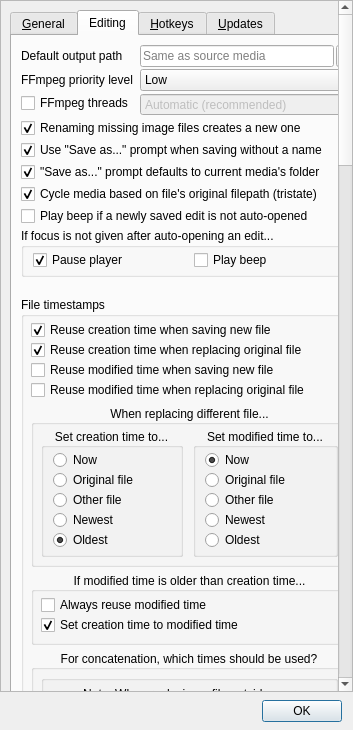
This is bin/window_settings.ui in thisismy-github/pyplayer as Qt 5 draws it before an edit. The edited form follows.
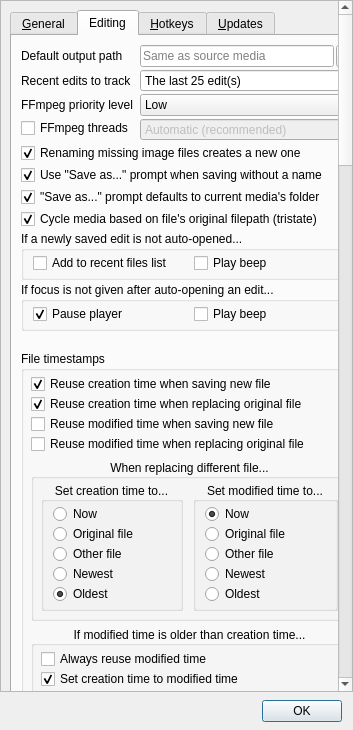
This is the edited form. The open tabs and pages were chosen to show the change. Custom widgets are drawn as their Qt base class.

Commit message: `self.recent_edits`, improved edit context menu

```diff
--- a/bin/window_settings.ui
+++ b/bin/window_settings.ui
@@ -3531,7 +3531,7 @@
                </item>
               </layout>
              </item>
-             <item row="1" column="0">
+             <item row="2" column="0">
               <widget class="QLabel" name="label_14">
                <property name="toolTip">
                 <string notr="true">What priority level FFmpeg processes should have while running.
@@ -3562,7 +3562,7 @@
                </property>
               </widget>
              </item>
-             <item row="1" column="1">
+             <item row="2" column="1">
               <widget class="QComboBox" name="comboFFmpegPriority">
                <property name="toolTip">
                 <string>What priority level FFmpeg processes should have while running.
@@ -3618,7 +3618,7 @@
                </item>
               </widget>
              </item>
-             <item row="2" column="0">
+             <item row="3" column="0">
               <widget class="QCheckBox" name="checkFFmpegThreadOverride">
                <property name="minimumSize">
                 <size>
@@ -3637,7 +3637,7 @@
                </property>
               </widget>
              </item>
-             <item row="2" column="1">
+             <item row="3" column="1">
               <widget class="QSpinBox" name="spinFFmpegThreads">
                <property name="enabled">
                 <bool>false</bool>
@@ -3665,7 +3665,7 @@
                </property>
               </widget>
              </item>
-             <item row="3" column="0" colspan="2">
+             <item row="4" column="0" colspan="2">
               <widget class="QCheckBox" name="checkRenameMissingImages">
                <property name="toolTip">
                 <string>If checked, renaming an image file that doesn't
@@ -3683,7 +3683,7 @@
                </property>
               </widget>
              </item>
-             <item row="4" column="0" colspan="2">
+             <item row="5" column="0" colspan="2">
               <widget class="QCheckBox" name="checkSaveAsForceOnNoName">
                <property name="toolTip">
                 <string>If checked, saving an edit with no name specified in the
@@ -3701,7 +3701,7 @@
                </property>
               </widget>
              </item>
-             <item row="5" column="0" colspan="2">
+             <item row="6" column="0" colspan="2">
               <widget class="QCheckBox" name="checkSaveAsUseMediaFolder">
                <property name="toolTip">
                 <string>If checked, the &quot;Save as...&quot; prompt will default to the current
@@ -3716,7 +3716,7 @@
                </property>
               </widget>
              </item>
-             <item row="6" column="0" colspan="2">
+             <item row="7" column="0" colspan="2">
               <widget class="QCheckBox" name="checkCycleRememberOriginalPath">
                <property name="toolTip">
                 <string>Tristate:
@@ -3743,6 +3743,49 @@
               </widget>
              </item>
              <item row="8" column="0" colspan="2">
+              <widget class="QGroupBox" name="groupBox_11">
+               <property name="title">
+                <string>If a newly saved edit is not auto-opened...</string>
+               </property>
+               <layout class="QHBoxLayout" name="horizontalLayout_53">
+                <property name="spacing">
+                 <number>0</number>
+                </property>
+                <property name="topMargin">
+                 <number>2</number>
+                </property>
+                <property name="rightMargin">
+                 <number>0</number>
+                </property>
+                <property name="bottomMargin">
+                 <number>4</number>
+                </property>
+                <item>
+                 <widget class="QCheckBox" name="checkEditOpenRejectedAddToRecents">
+                  <property name="toolTip">
+                   <string>If checked, edits that do not automatically open after finishing will
+instead add themselves to your recent files list for easy access.</string>
+                  </property>
+                  <property name="text">
+                   <string>Add to recent files list</string>
+                  </property>
+                 </widget>
+                </item>
+                <item>
+                 <widget class="QCheckBox" name="checkEditOpenRejectedBeep">
+                  <property name="toolTip">
+                   <string>If checked, a notification sound will play if an
+edit finishes but is not automatically opened.</string>
+                  </property>
+                  <property name="text">
+                   <string>Play beep</string>
+                  </property>
+                 </widget>
+                </item>
+               </layout>
+              </widget>
+             </item>
+             <item row="9" column="0" colspan="2">
               <widget class="QGroupBox" name="groupBox_10">
                <property name="title">
                 <string>If focus is not given after auto-opening an edit...</string>
@@ -3798,14 +3841,42 @@
                </layout>
               </widget>
              </item>
-             <item row="7" column="0" colspan="2">
-              <widget class="QCheckBox" name="checkEditOpenRejectedBeep">
+             <item row="1" column="0">
+              <widget class="QLabel" name="label_15">
                <property name="toolTip">
                 <string>If checked, a notification sound will play if an
 edit finishes but is not automatically opened.</string>
                </property>
                <property name="text">
-                <string>Play beep if a newly saved edit is not auto-opened</string>
+                <string notr="true">Recent edits to track</string>
+               </property>
+              </widget>
+             </item>
+             <item row="1" column="1">
+              <widget class="QSpinBox" name="spinRecentEdits">
+               <property name="toolTip">
+                <string>The number of output paths to remember during a session.
+These can be accessed by right-clicking the statusbar.
+
+Note: Setting this to 0 will hide the &quot;Recent edits&quot; submenu.
+
+Note: Lowering this value will not remove edits from the
+existing list until you save a new edit.</string>
+               </property>
+               <property name="specialValueText">
+                <string>Do not track recent edits</string>
+               </property>
+               <property name="suffix">
+                <string> edit(s)</string>
+               </property>
+               <property name="prefix">
+                <string>The last </string>
+               </property>
+               <property name="maximum">
+                <number>1000</number>
+               </property>
+               <property name="value">
+                <number>25</number>
                </property>
               </widget>
              </item>
```
Left out of the diff: 30 changed lines with no effect on the pictures. The commit also changes 2 other files.
